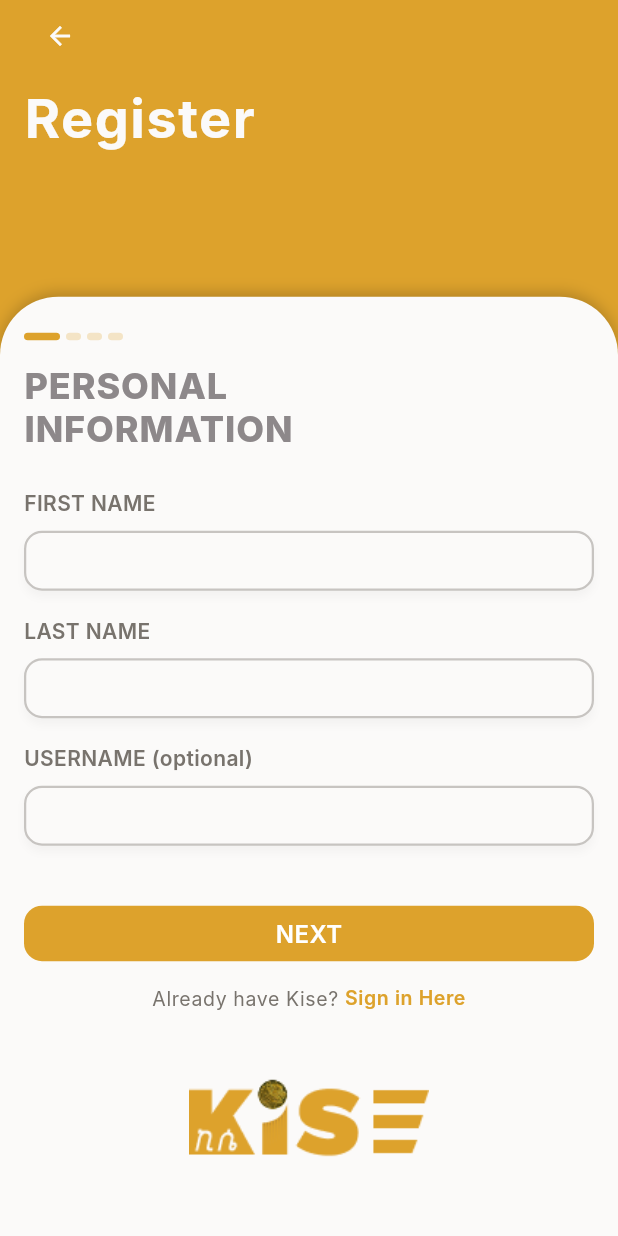
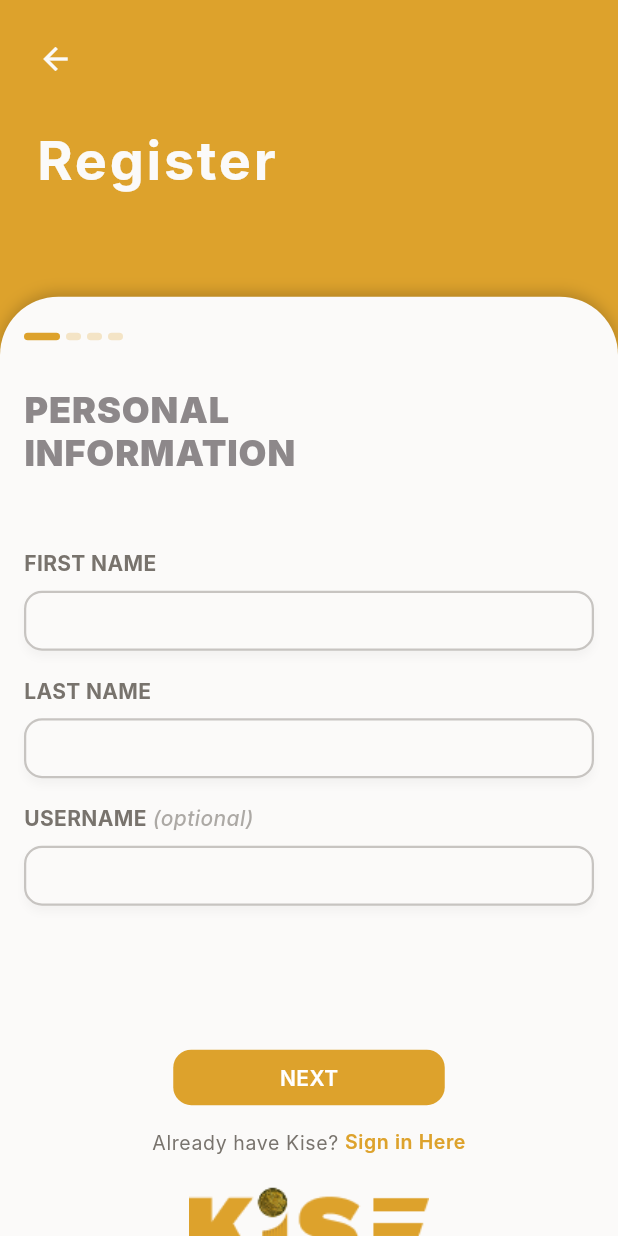
Before and after one commit to Abe-Alefew/Kise, a Flutter app: the RegisterScreen screen opened by its route, on a phone screen of 412 x 824 dp. Run offline on Flutter 3.47's test engine with Material 3 defaults, Android fonts, the phone set to English and light mode, and no system bars; our stand-ins replace fl_chart, go_router, google_fonts, lucide_icons, shared_preferences; accounts and stored records are empty; Roboto replaces fonts that are missing (Inter).

Commit message:
fix(register-screen):Fixed the register layout, text fields and validations

```diff
--- a/lib/core/constants/app_constants.dart
+++ b/lib/core/constants/app_constants.dart
@@ -1,4 +1,5 @@
 abstract class AppStorageKeys {
 	static const String onboardingSeen = 'onboarding_seen';
 	static const String authLoggedIn = 'auth_logged_in';
+	static const String termsAccepted = 'terms_accepted';
 }
--- a/lib/features/auth/presentation/screens/register_screen.dart
+++ b/lib/features/auth/presentation/screens/register_screen.dart
@@ -35,6 +35,7 @@ class _RegisterScreenState extends State<RegisterScreen> {
   String _preferredLanguage = 'English';
   String? _selectedCurrency;
   bool _termsAccepted = false;
+  bool _showTermsError = false;
 
   static const List<String> _stepTitles = [
     'Personal\nInformation',
@@ -44,6 +45,32 @@ class _RegisterScreenState extends State<RegisterScreen> {
   ];
 
   static const List<String> _currencyOptions = ['ETB', 'USD'];
+
+  @override
+  void initState() {
+    super.initState();
+    _loadTermsAccepted();
+  }
+
+  Future<void> _loadTermsAccepted() async {
+    final prefs = await SharedPreferences.getInstance();
+    final accepted = prefs.getBool(AppStorageKeys.termsAccepted) ?? false;
+    if (!mounted) return;
+    setState(() {
+      _termsAccepted = accepted;
+      _showTermsError = false;
+    });
+  }
+
+  Future<void> _updateTermsAccepted(bool value) async {
+    final prefs = await SharedPreferences.getInstance();
+    await prefs.setBool(AppStorageKeys.termsAccepted, value);
+    if (!mounted) return;
+    setState(() {
+      _termsAccepted = value;
+      if (value) _showTermsError = false;
+    });
+  }
 
   @override
   void dispose() {
@@ -90,6 +117,19 @@ class _RegisterScreenState extends State<RegisterScreen> {
       return;
     }
 
+    if (!_termsAccepted) {
+      setState(() {
+        _showTermsError = true;
+      });
+      return;
+    }
+
+    if (_showTermsError) {
+      setState(() {
+        _showTermsError = false;
+      });
+    }
+
     await _handleRegister();
   }
 
@@ -106,18 +146,35 @@ class _RegisterScreenState extends State<RegisterScreen> {
     final textTheme = Theme.of(context).textTheme;
     final labelStyle = textTheme.bodyMedium?.copyWith(
       color: AppColorsLight.textHint,
-      fontWeight: FontWeight.w600,
+      fontWeight: FontWeight.w700,
     );
-
-    final displayLabel = sublabel != null
-        ? '$label (${sublabel.toLowerCase()})'
-        : label;
+    final optionalStyle = labelStyle?.copyWith(
+      color: AppColorsLight.textHint.withValues(alpha: 0.6),
+      fontWeight: FontWeight.w500,
+      fontStyle: FontStyle.italic,
+    );
 
     return Column(
       crossAxisAlignment: CrossAxisAlignment.stretch,
       children: [
+        if (sublabel == null)
           Text(
-          displayLabel,
+            label,
+            style: labelStyle,
+            maxLines: 1,
+            overflow: TextOverflow.ellipsis,
+          )
+        else
+          Text.rich(
+            TextSpan(
+              text: label,
+              children: [
+                TextSpan(
+                  text: ' (${sublabel.toLowerCase()})',
+                  style: optionalStyle,
+                ),
+              ],
+            ),
             style: labelStyle,
             maxLines: 1,
             overflow: TextOverflow.ellipsis,
@@ -239,7 +296,7 @@ class _RegisterScreenState extends State<RegisterScreen> {
       children: [
         // ── Preferred Language ──
         Text('PREFERRED LANGUAGE', style: labelStyle),
-        const SizedBox(height: AppDimensions.xs),
+        const SizedBox(height: AppDimensions.sm),
         Center(
           child: Row(
             mainAxisSize: MainAxisSize.min,
@@ -250,7 +307,7 @@ class _RegisterScreenState extends State<RegisterScreen> {
                 colorScheme: colorScheme,
                 textTheme: textTheme,
               ),
-              const SizedBox(width: AppDimensions.lg),
+              const SizedBox(width: AppDimensions.xxxl),
               _buildRadioOption(
                 label: 'AMHARIC',
                 value: 'Amharic',
@@ -265,18 +322,14 @@ class _RegisterScreenState extends State<RegisterScreen> {
 
         // ── Currency Dropdown ──
         Text('CURRENCY', style: labelStyle),
-        const SizedBox(height: AppDimensions.xs),
+          const SizedBox(height: AppDimensions.sm),
         _buildCurrencyDropdown(colorScheme: colorScheme, textTheme: textTheme),
 
         const SizedBox(height: AppDimensions.md),
 
         // ── Terms checkbox ──
         GestureDetector(
-          onTap: () {
-            setState(() {
-              _termsAccepted = !_termsAccepted;
-            });
-          },
+          onTap: () => _updateTermsAccepted(!_termsAccepted),
           child: Row(
             crossAxisAlignment: CrossAxisAlignment.center,
             children: [
@@ -285,11 +338,8 @@ class _RegisterScreenState extends State<RegisterScreen> {
                 height: 24,
                 child: Checkbox(
                   value: _termsAccepted,
-                  onChanged: (value) {
-                    setState(() {
-                      _termsAccepted = value ?? false;
-                    });
-                  },
+                  onChanged: (value) =>
+                      _updateTermsAccepted(value ?? false),
                   activeColor: colorScheme.primary,
                   visualDensity: VisualDensity.compact,
                   materialTapTargetSize: MaterialTapTargetSize.shrinkWrap,
@@ -308,17 +358,22 @@ class _RegisterScreenState extends State<RegisterScreen> {
                         text: 'I agree to the ',
                         style: textTheme.bodySmall?.copyWith(
                           color: AppColorsLight.textHint,
+                          fontWeight: FontWeight.w500,
                           fontSize: AppDimensions.fontSizeCaption,
                         ),
                       ),
                       WidgetSpan(
                         alignment: PlaceholderAlignment.middle,
                         child: GestureDetector(
-                          onTap: () => context.push(AppRoutes.terms),
+                          onTap: () async {
+                            await context.push(AppRoutes.terms);
+                            await _loadTermsAccepted();
+                          },
                           child: Text(
                             'terms and the conditions of Kise',
                             style: textTheme.bodySmall?.copyWith(
                               color: colorScheme.primary,
+                              fontWeight: FontWeight.w600,
                               fontSize: AppDimensions.fontSizeCaption,
                             ),
                           ),
@@ -331,6 +386,16 @@ class _RegisterScreenState extends State<RegisterScreen> {
             ],
           ),
         ),
+        if (_showTermsError) ...[
+          const SizedBox(height: AppDimensions.xs),
+          Text(
+            'Please accept the terms to continue.',
+            style: textTheme.bodySmall?.copyWith(
+              color: colorScheme.error,
+              fontWeight: FontWeight.w600,
+            ),
+          ),
+        ],
       ],
     );
   }
@@ -364,7 +429,7 @@ class _RegisterScreenState extends State<RegisterScreen> {
             label,
             style: textTheme.bodySmall?.copyWith(
               color: isSelected ? colorScheme.primary : AppColorsLight.textHint,
-              fontWeight: FontWeight.w600,
+              fontWeight: FontWeight.bold,
               letterSpacing: 0.4,
               fontSize: AppDimensions.fontSizeCaption,
             ),
@@ -380,7 +445,21 @@ class _RegisterScreenState extends State<RegisterScreen> {
     required ColorScheme colorScheme,
     required TextTheme textTheme,
   }) {
-    return DropdownButtonFormField<String>(
+    return Container(
+      clipBehavior: Clip.antiAlias,
+      decoration: BoxDecoration(
+        color: Colors.white,
+        borderRadius: BorderRadius.circular(AppDimensions.radiusMd),
+        boxShadow: const [
+          BoxShadow(
+            color: Color(0x08000000),
+            offset: Offset(0, 4),
+            blurRadius: 4,
+            spreadRadius: 0,
+          ),
+        ],
+      ),
+      child: DropdownButtonFormField<String>(
         initialValue: _selectedCurrency,
         hint: Text(
           'SELECT CURRENCY',
@@ -410,22 +489,20 @@ class _RegisterScreenState extends State<RegisterScreen> {
           setState(() => _selectedCurrency = value);
           _currencyController.text = value ?? '';
         },
-      decoration: InputDecoration(
+        decoration: const InputDecoration(
           isDense: true,
-        contentPadding: const EdgeInsets.symmetric(vertical: AppDimensions.sm),
-        enabledBorder: UnderlineInputBorder(
-          borderSide: BorderSide(
-            color: AppColorsLight.textHint.withValues(alpha: 0.3),
+          contentPadding: EdgeInsets.symmetric(
+            horizontal: AppDimensions.md,
+            vertical: AppDimensions.sm,
           ),
-        ),
-        focusedBorder: UnderlineInputBorder(
-          borderSide: BorderSide(color: colorScheme.primary),
-        ),
-        border: const UnderlineInputBorder(),
+          border: InputBorder.none,
+          enabledBorder: InputBorder.none,
+          focusedBorder: InputBorder.none,
         ),
         icon: Icon(Icons.keyboard_arrow_down, color: AppColorsLight.textHint),
         dropdownColor: Theme.of(context).scaffoldBackgroundColor,
         isExpanded: true,
+      ),
     );
   }
 
@@ -473,31 +550,28 @@ class _RegisterScreenState extends State<RegisterScreen> {
           // ── Gold header: back arrow + title ──────────────────────────────
           SafeArea(
             child: Padding(
-              padding: const EdgeInsets.symmetric(
-                horizontal: AppDimensions.md,
-              ),
+              padding: const EdgeInsets.all(12),
               child: Column(
                 crossAxisAlignment: CrossAxisAlignment.start,
                 children: [
-                  // Back arrow
                   IconButton(
                     onPressed: _handleBack,
-                    icon: Icon(
-                      Icons.arrow_back,
-                      color: scaffoldColor,
-                      size: 20,
+                    icon: Icon(Icons.arrow_back, color: scaffoldColor),
+                    constraints: const BoxConstraints.tightFor(
+                      width: 38,
+                      height: 34,
                     ),
-                    padding: EdgeInsets.zero,
-                    constraints: const BoxConstraints(),
                   ),
-                  const SizedBox(height: AppDimensions.sm),
-                  // "Register" title
-                  Text(
+                  const SizedBox(height: AppDimensions.lg),
+                  Padding(
+                    padding: const EdgeInsets.symmetric(horizontal: 12),
+                    child: Text(
                       'Register',
                       style: textTheme.displayLarge?.copyWith(
                         color: scaffoldColor,
                         fontWeight: FontWeight.w700,
-                      letterSpacing: 1.0,
+                        letterSpacing: 1.8,
+                      ),
                     ),
                   ),
                 ],
@@ -537,19 +611,19 @@ class _RegisterScreenState extends State<RegisterScreen> {
                   children: [
                     // Step dots
                     _buildStepIndicator(colorScheme),
-                    const SizedBox(height: AppDimensions.md),
+                    const SizedBox(height: AppDimensions.xl),
 
                     // Step title — large, bold, uppercase, two-line
                     Text(
                       _stepTitles[_currentStep].toUpperCase(),
                       style: textTheme.headlineSmall?.copyWith(
-                        color: AppColorsLight.textBody,
-                        fontWeight: FontWeight.w800,
+                        color: colorScheme.onSurface,
+                        fontWeight: FontWeight.w900,
                         letterSpacing: 0.6,
                         height: 1.2,
                       ),
                     ),
-                    const SizedBox(height: AppDimensions.lg),
+                    const SizedBox(height: AppDimensions.xxl),
 
                     // Step content
                     if (_currentStep == 0)
@@ -564,15 +638,18 @@ class _RegisterScreenState extends State<RegisterScreen> {
                         textTheme: textTheme,
                       ),
 
-                    const SizedBox(height: AppDimensions.lg),
+                    const SizedBox(height: AppDimensions.xxxl),
 
-                    // ── Primary action button — full width ────────────────
-                    KiseActionButton(
+                    // ── Primary action button — centered, fixed width ─────
+                    Center(
+                      child: KiseActionButton(
                         label: isLastStep ? 'CONTINUE' : 'NEXT',
                         onPressed: _handlePrimaryAction,
                         height: AppDimensions.authButtonHeight,
-                      width: double.infinity,
-                      expanded: true,
+                        width: AppDimensions.authButtonWidth,
+                        expanded: false,
+                        fontSize: 14,
+                      ),
                     ),
 
                     const SizedBox(height: AppDimensions.md),
@@ -609,7 +686,7 @@ class _RegisterScreenState extends State<RegisterScreen> {
                       ),
                     ),
 
-                    const SizedBox(height: AppDimensions.xl),
+                    const SizedBox(height: AppDimensions.sm),
 
                     // ── Kise logo ─────────────────────────────────────────
                     Center(
@@ -621,7 +698,7 @@ class _RegisterScreenState extends State<RegisterScreen> {
                       ),
                     ),
 
-                    const SizedBox(height: AppDimensions.md),
+                    const SizedBox(height: AppDimensions.sm),
                   ],
                 ),
               ),
```
Also changed, not shown: lib/features/auth/presentation/screens/terms_and_conditions.dart (+28 -3 lines). Lines whose indentation alone changed are shown as unchanged.
